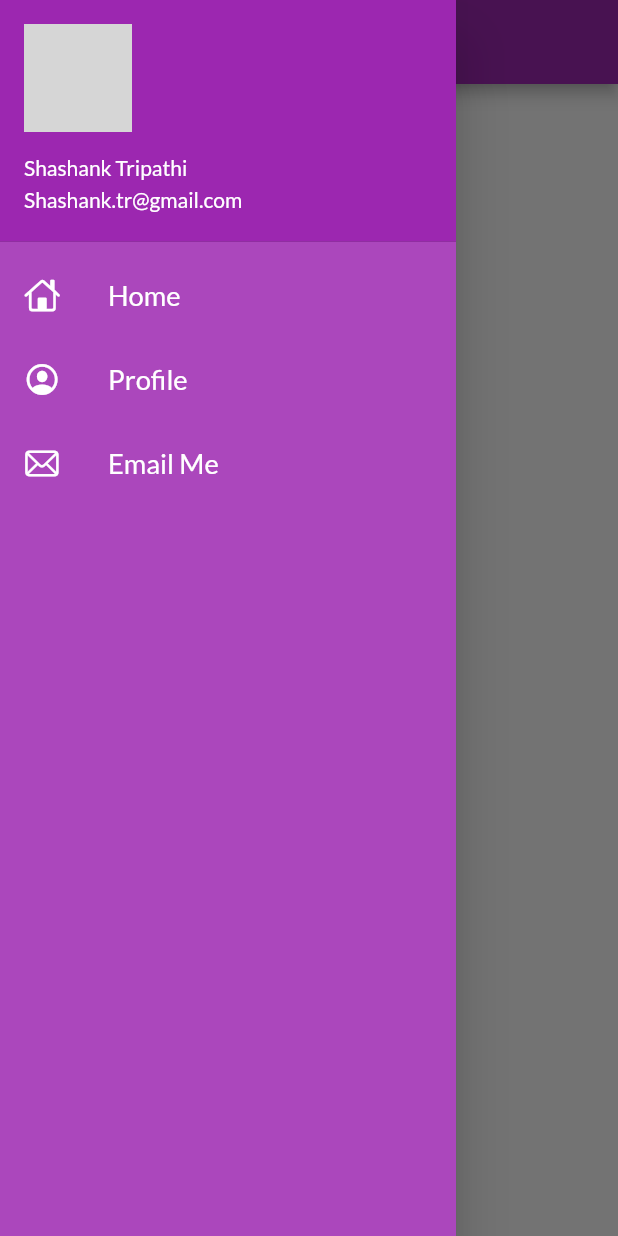
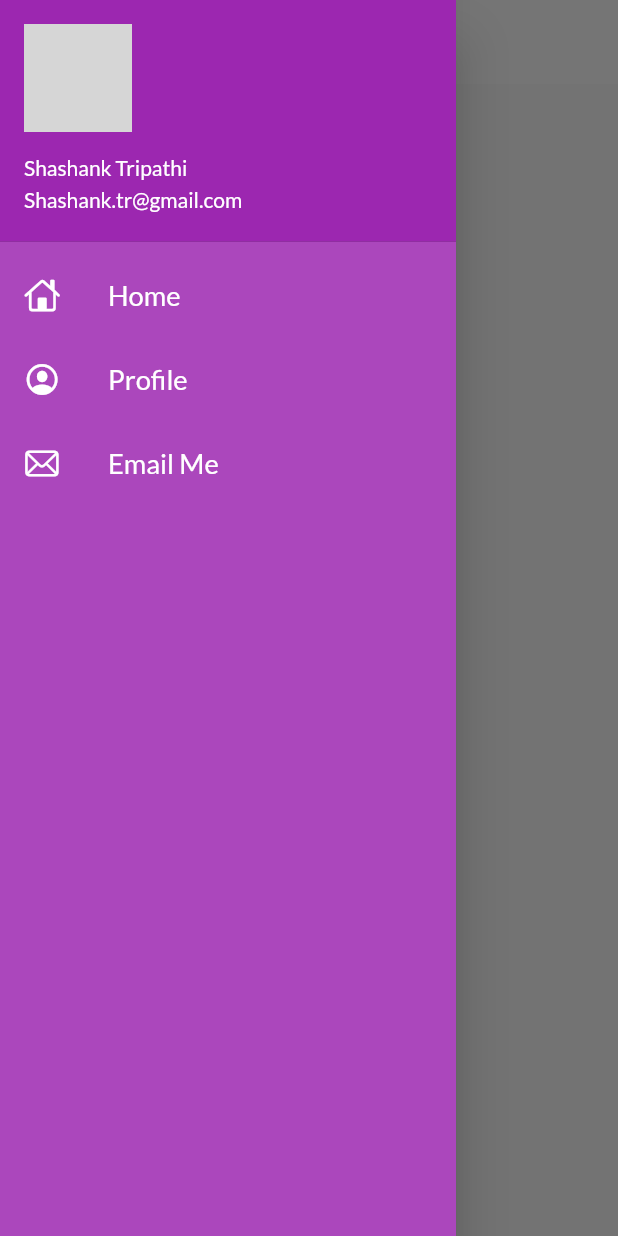
Before and after one commit to Flutter-base/Learning_Flutter, a Flutter app: the screen it shows after launch, with the side drawer open, on a phone screen of 412 x 824 dp. Run offline on Flutter 3.47's test engine with Material 2 defaults, Android fonts, the phone set to English and light mode, and no system bars; our stand-ins replace google_fonts; network calls fail; grey boxes are pictures that could not be loaded.

Commit message:
Theme Extracted

```diff
--- a/lib/Pages/home_page.dart
+++ b/lib/Pages/home_page.dart
@@ -9,7 +9,7 @@ class HomePage extends StatelessWidget {
     int days = 30;
     return Scaffold(
       appBar: AppBar(
-        title: Text("Flutter"),
+        title: const Text("Flutter"),
       ),
       body: Center(
         child: Container(
--- a/lib/main.dart
+++ b/lib/main.dart
@@ -1,8 +1,8 @@
 import 'package:flutter/material.dart';
 import 'package:myapp/Pages/login_page.dart';
 import 'package:myapp/utils/routes.dart';
+import 'package:myapp/widgets/theme.dart';
 import 'Pages/home_page.dart';
-import 'package:google_fonts/google_fonts.dart';
 
 void main() {
   runApp(MyApp());
@@ -13,10 +13,8 @@ class MyApp extends StatelessWidget {
   Widget build(BuildContext context) {
     return MaterialApp(
       themeMode: ThemeMode.light,
-      theme: ThemeData(
-        primarySwatch: Colors.purple,
-        fontFamily: GoogleFonts.lato().fontFamily,
-      ),
+      theme: MyTheme.lightTheme(context),
+      darkTheme: MyTheme.darkTheme(context),
       debugShowCheckedModeBanner: false,
       initialRoute: MyRoutes.HomeRoute,
       routes: {
--- a/lib/widgets/drawer.dart
+++ b/lib/widgets/drawer.dart
@@ -4,7 +4,7 @@ import 'package:flutter/material.dart';
 class MyDrawer extends StatelessWidget {
   @override
   Widget build(BuildContext context) {
-    final imageUrl =
+    const imageUrl =
         "https://www.shareicon.net/data/2015/11/12/164185_man_512x512.png";
     return Drawer(
       child: Container(
--- /dev/null
+++ b/lib/widgets/theme.dart
@@ -0,0 +1,18 @@
+import 'package:flutter/material.dart';
+import 'package:google_fonts/google_fonts.dart';
+
+class MyTheme {
+  static ThemeData lightTheme(BuildContext context) => ThemeData(
+      primarySwatch: Colors.purple,
+      fontFamily: GoogleFonts.lato().fontFamily,
+      appBarTheme: AppBarTheme(
+        color: Colors.white,
+        elevation: 0.0,
+        iconTheme: IconThemeData(color: Colors.black),
+        centerTitle: true,
+        titleTextStyle: TextStyle(color: Colors.black, fontSize: 19.34),
+      ));
+
+  static ThemeData darkTheme(BuildContext context) =>
+      ThemeData(brightness: Brightness.dark);
+}
```
